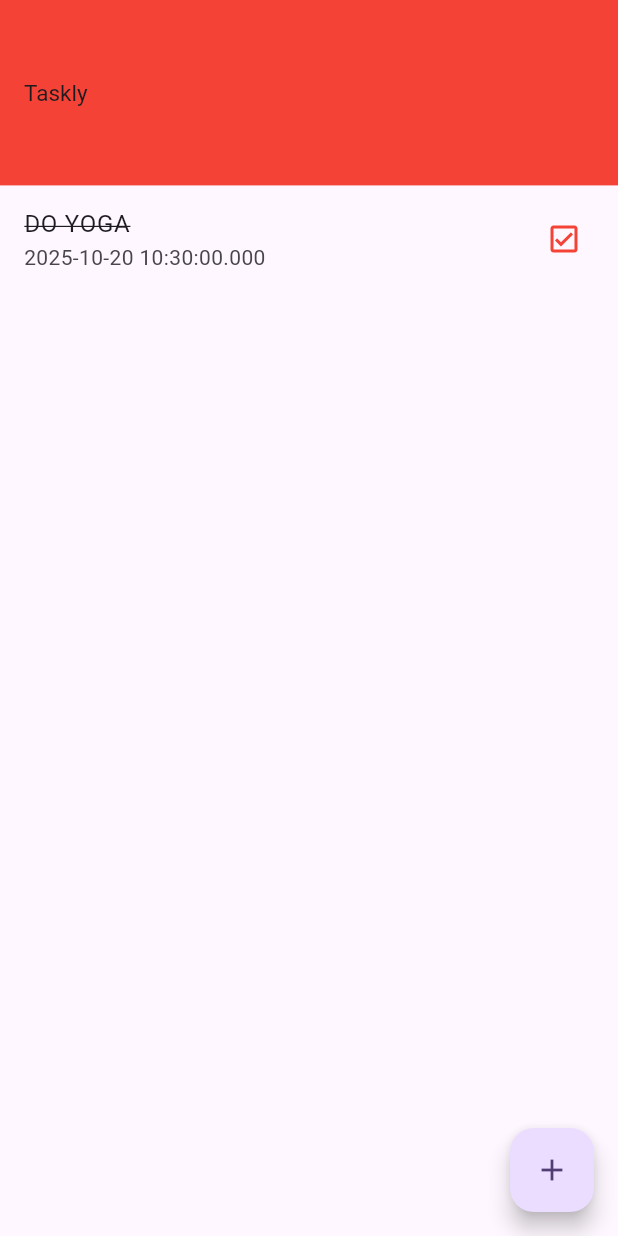
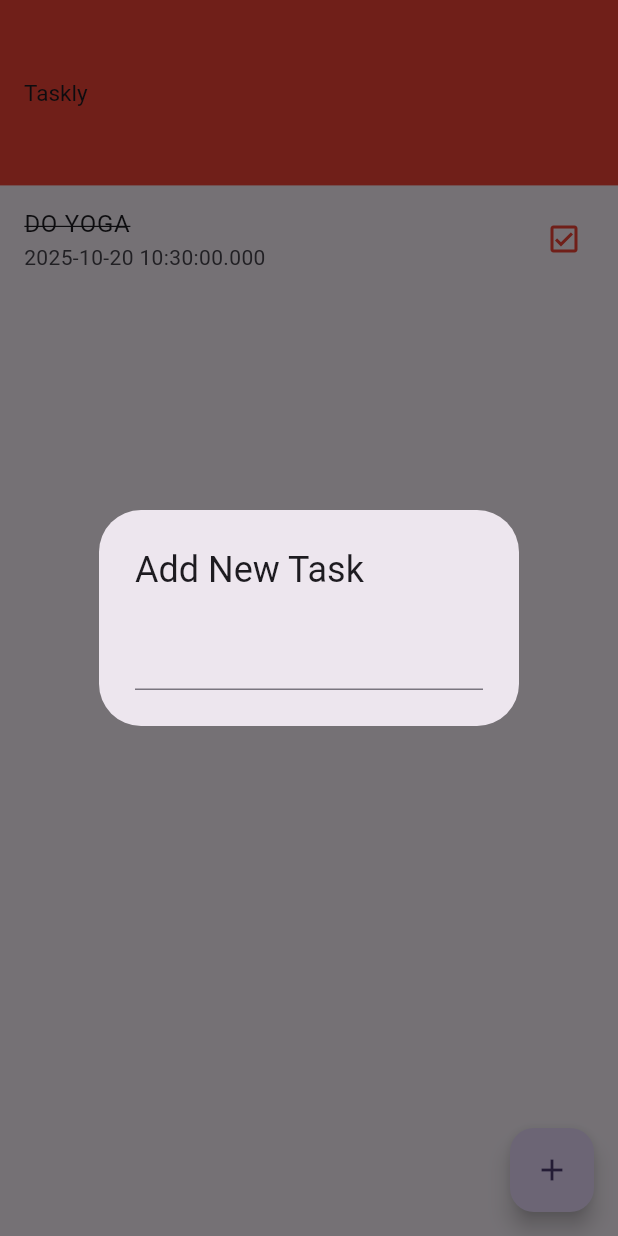
Before and after one commit to AS-DB/Flutter-Apps-and-Dart-Programs, a Flutter app: the screen it shows after launch, after a tap on the "add" icon, on a phone screen of 412 x 824 dp. Run offline on Flutter 3.47's test engine with Material 3 defaults, Android fonts, the phone set to English and light mode, and no system bars; our stand-ins replace hive_flutter; accounts and stored records are empty.

Commit message:
TextField and SetState In Flutter

```diff
--- a/task_lee/lib/pages/home_page.dart
+++ b/task_lee/lib/pages/home_page.dart
@@ -11,6 +11,8 @@ class _HomePageState extends State<HomePage> {
   _HomePageState();
 
   late double _deviceHeight, _deviceWidth;
+
+  String? _newTaskContent;
 
   @override
   Widget build(BuildContext context) {
@@ -44,6 +46,28 @@ class _HomePageState extends State<HomePage> {
   }
 
   Widget _addTaskButton() {
-    return FloatingActionButton(onPressed: () {}, child: Icon(Icons.add));
+    return FloatingActionButton(
+      onPressed: _displayTaskPopup,
+      child: Icon(Icons.add),
+    );
+  }
+
+  void _displayTaskPopup() {
+    showDialog(
+      context: context,
+      builder: (BuildContext _context) {
+        return AlertDialog(
+          title: Text("Add New Task"),
+          content: TextField(
+            onSubmitted: (_value) {},
+            onChanged: (_value) {
+              setState(() {
+                _newTaskContent = _value;
+              });
+            },
+          ),
+        );
+      },
+    );
   }
 }
```
